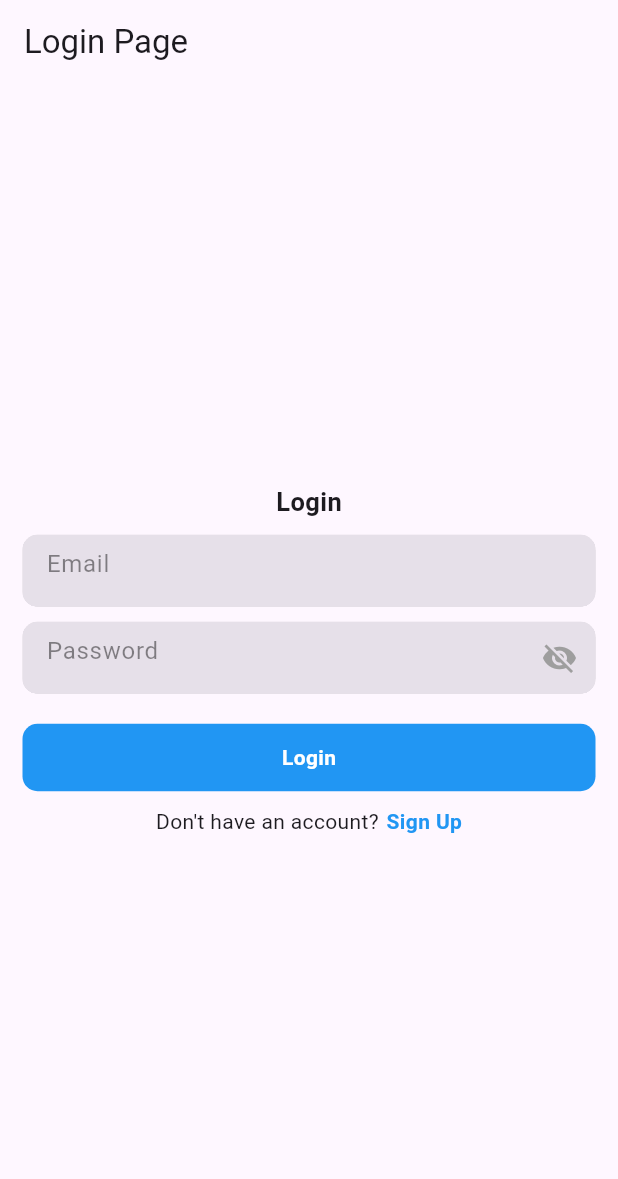
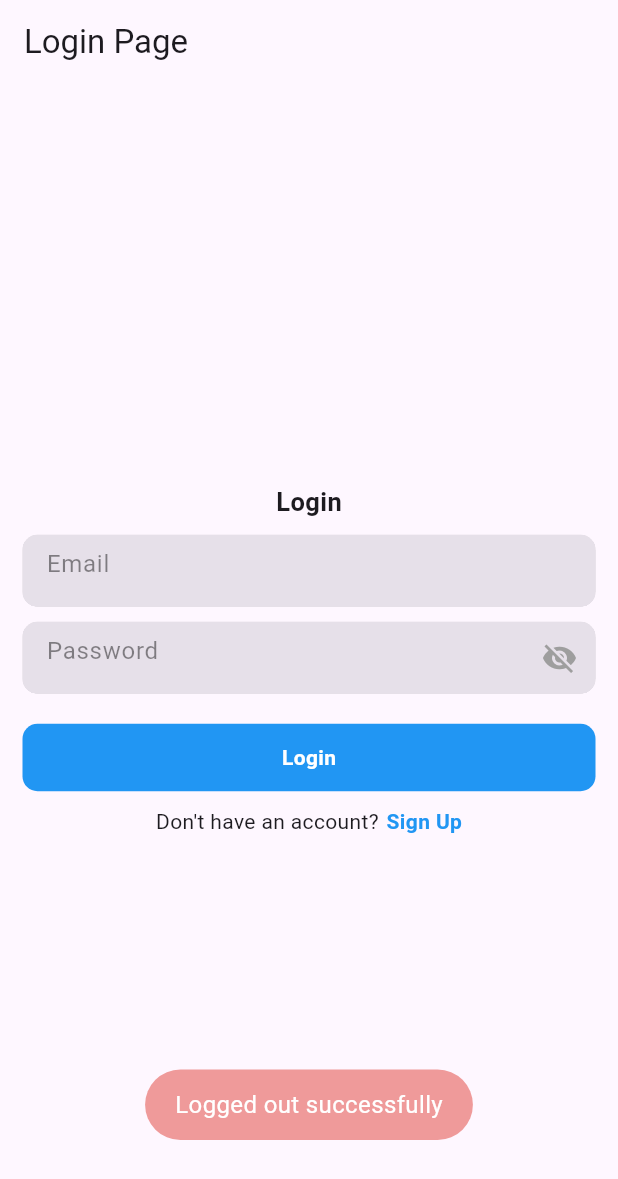
Before and after one commit to edg35/aroma, a Flutter app: the HomePage screen opened by its route, after a tap on "Logout", on a phone screen of 412 x 824 dp. Shown: the top 1179 px of the screen. Run offline on Flutter 3.47's test engine with Material 3 defaults, Android fonts, the light colour scheme and no system bars; our stand-ins replace firebase_auth, firebase_core, fluttertoast; accounts and stored records are empty.

```diff
--- a/aroma_app/aroma_flutter/lib/features/user_auth/presentation/pages/home_page.dart
+++ b/aroma_app/aroma_flutter/lib/features/user_auth/presentation/pages/home_page.dart
@@ -1,4 +1,5 @@
 import 'package:aroma_flutter/features/user_auth/presentation/pages/login_page.dart';
+import 'package:aroma_flutter/global/common/toast.dart';
 import 'package:firebase_auth/firebase_auth.dart';
 import 'package:flutter/material.dart';
 
@@ -30,6 +31,7 @@ class HomePage extends StatelessWidget {
                   context,
                   MaterialPageRoute(builder: (context) => const LoginPage()),
                   (route) => false);
+              showToast(message: "Logged out successfully");
             },
             child: Container(
               width: 100,
@@ -44,7 +46,8 @@ class HomePage extends StatelessWidget {
                   style: TextStyle(
                       color: Colors.white, fontWeight: FontWeight.bold),
                 ),
-                )),
+              ),
+            ),
           ),
         ],
       ),
--- a/aroma_app/aroma_flutter/lib/features/user_auth/presentation/pages/login_page.dart
+++ b/aroma_app/aroma_flutter/lib/features/user_auth/presentation/pages/login_page.dart
@@ -18,6 +18,8 @@ class _LoginPageState extends State<LoginPage> {
 
   final TextEditingController _emailController = TextEditingController();
   final TextEditingController _passwordController = TextEditingController();
+
+  bool _isSigningIn = false;
 
   // Avoid Memory Leak
   @override
@@ -71,12 +73,17 @@ class _LoginPageState extends State<LoginPage> {
                       borderRadius: BorderRadius.circular(10),
                       color: Colors.blue,
                     ),
-                    child: const Center(
-                      child: Text(
-                        "Login",
-                        style: TextStyle(
-                            color: Colors.white, fontWeight: FontWeight.bold),
-                      ),
+                    child: Center(
+                      child: _isSigningIn
+                          ? const CircularProgressIndicator(
+                              color: Colors.white,
+                            )
+                          : const Text(
+                              "Login",
+                              style: TextStyle(
+                                  color: Colors.white,
+                                  fontWeight: FontWeight.bold),
+                            ),
                     )),
               ),
               const SizedBox(
@@ -116,21 +123,22 @@ class _LoginPageState extends State<LoginPage> {
   }
 
   void _signIn() async {
+    setState(() {
+      _isSigningIn = true;
+    });
+
     String email = _emailController.text;
     String password = _passwordController.text;
 
     User? user = await _auth.signInWithEmailAndPassword(email, password);
 
+    setState(() {
+      _isSigningIn = false;
+    });
+
     if (user != null) {
       // Navigate to Home Page
       Navigator.pushNamed(context, "/home");
-    } else {
-      // Show Error Message
-      ScaffoldMessenger.of(context).showSnackBar(
-        const SnackBar(
-          content: Text("Sign In Failed"),
-        ),
-      );
     }
   }
 }
--- /dev/null
+++ b/aroma_app/aroma_flutter/lib/global/common/toast.dart
@@ -0,0 +1,15 @@
+import 'package:flutter/material.dart';
+import 'package:fluttertoast/fluttertoast.dart';
+
+void showToast({required String message}) {
+  Fluttertoast.showToast(
+      msg: message,
+      toastLength: Toast.LENGTH_SHORT,
+      gravity: ToastGravity.BOTTOM,
+      timeInSecForIosWeb: 1,
+      backgroundColor: Colors.red[200],
+      webBgColor: 'FF8488',
+      webPosition: 'center',
+      textColor: Colors.white,
+      fontSize: 16.0);
+}
```
Also changed, not shown: aroma_app/aroma_flutter/lib/features/user_auth/firebase_auth_implementation/firebase_auth_services.dart (+15 -10 lines), aroma_app/aroma_flutter/lib/features/user_auth/presentation/pages/signup_page.dart (+16 -2 lines), aroma_app/aroma_flutter/pubspec.yaml (+3 -6 lines), aroma_app/aroma_flutter/pubspec.lock. Lines whose indentation alone changed are shown as unchanged.
